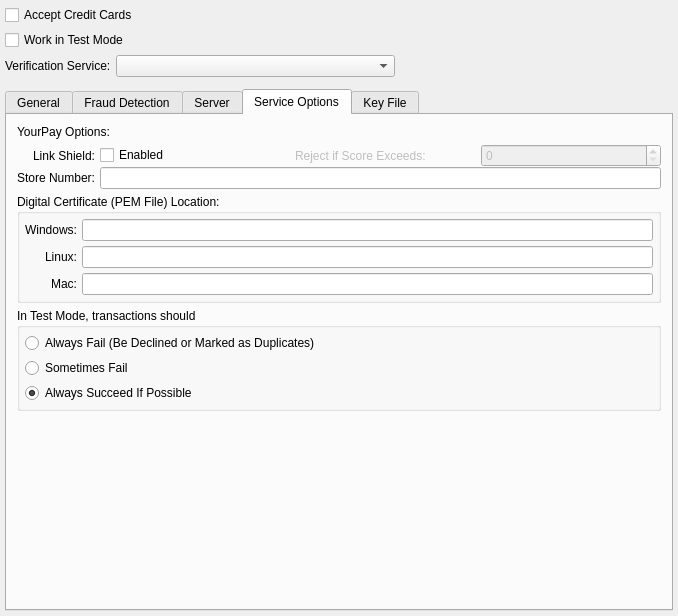
This is guiclient/configureCC.ui in Pegasus-RPG/xtuple-client as Qt 5 draws it before an edit. The edited form follows.
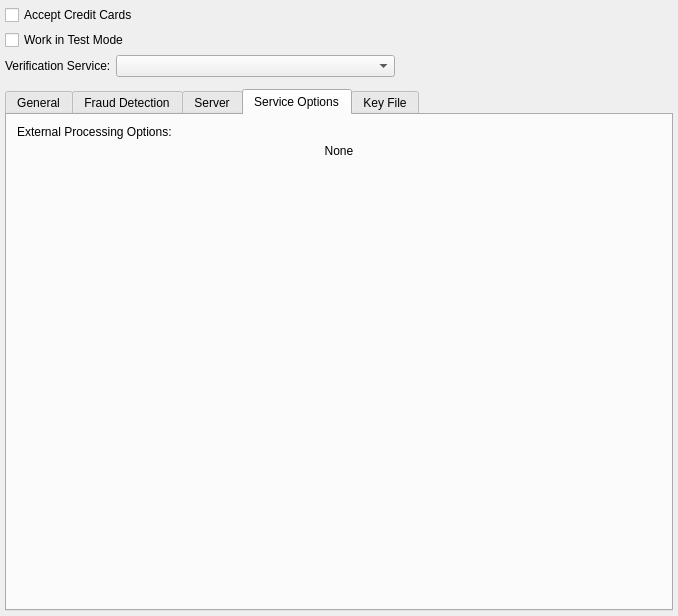
This is the edited form. The open tabs and pages were chosen to show the change. Custom widgets are drawn as their Qt base class.

The edit to the form file:
```diff
--- a/guiclient/configureCC.ui
+++ b/guiclient/configureCC.ui
@@ -852,220 +852,6 @@
            <property name="currentIndex">
             <number>0</number>
            </property>
-           <widget class="QWidget" name="_yourPayStack">
-            <layout class="QVBoxLayout">
-             <item>
-              <widget class="QLabel" name="_ccYPLit">
-               <property name="text">
-                <string>YourPay Options:</string>
-               </property>
-              </widget>
-             </item>
-             <item>
-              <layout class="QHBoxLayout">
-               <property name="spacing">
-                <number>5</number>
-               </property>
-               <item>
-                <layout class="QVBoxLayout">
-                 <property name="spacing">
-                  <number>0</number>
-                 </property>
-                 <item>
-                  <widget class="QLabel" name="_ccYPLinkShieldLit">
-                   <property name="enabled">
-                    <bool>true</bool>
-                   </property>
-                   <property name="text">
-                    <string>Link Shield:</string>
-                   </property>
-                   <property name="alignment">
-                    <set>Qt::AlignRight|Qt::AlignTrailing|Qt::AlignVCenter</set>
-                   </property>
-                  </widget>
-                 </item>
-                 <item>
-                  <widget class="QLabel" name="_ccYPStoreNumLit">
-                   <property name="text">
-                    <string>Store Number:</string>
-                   </property>
-                   <property name="alignment">
-                    <set>Qt::AlignRight|Qt::AlignTrailing|Qt::AlignVCenter</set>
-                   </property>
-                  </widget>
-                 </item>
-                </layout>
-               </item>
-               <item>
-                <layout class="QVBoxLayout">
-                 <property name="spacing">
-                  <number>0</number>
-                 </property>
-                 <item>
-                  <layout class="QHBoxLayout">
-                   <item>
-                    <widget class="QCheckBox" name="_ccYPLinkShield">
-                     <property name="text">
-                      <string>Enabled</string>
-                     </property>
-                    </widget>
-                   </item>
-                   <item>
-                    <spacer>
-                     <property name="orientation">
-                      <enum>Qt::Horizontal</enum>
-                     </property>
-                     <property name="sizeType">
-                      <enum>QSizePolicy::Fixed</enum>
-                     </property>
-                     <property name="sizeHint" stdset="0">
-                      <size>
-                       <width>10</width>
-                       <height>20</height>
-                      </size>
-                     </property>
-                    </spacer>
-                   </item>
-                   <item>
-                    <widget class="QLabel" name="_ccYPLinkShieldMaxLit">
-                     <property name="enabled">
-                      <bool>false</bool>
-                     </property>
-                     <property name="text">
-                      <string>Reject if Score Exceeds:</string>
-                     </property>
-                    </widget>
-                   </item>
-                   <item>
-                    <widget class="QSpinBox" name="_ccYPLinkShieldMax">
-                     <property name="enabled">
-                      <bool>false</bool>
-                     </property>
-                     <property name="maximum">
-                      <number>100</number>
-                     </property>
-                    </widget>
-                   </item>
-                  </layout>
-                 </item>
-                 <item>
-                  <widget class="QLineEdit" name="_ccYPStoreNum"/>
-                 </item>
-                </layout>
-               </item>
-              </layout>
-             </item>
-             <item>
-              <widget class="QGroupBox" name="_certificateGroup">
-               <property name="title">
-                <string>Digital Certificate (PEM File) Location:</string>
-               </property>
-               <layout class="QGridLayout">
-                <item row="0" column="0">
-                 <widget class="QLabel" name="_ccYPWinPathPEMLit">
-                  <property name="text">
-                   <string>Windows:</string>
-                  </property>
-                  <property name="alignment">
-                   <set>Qt::AlignRight|Qt::AlignTrailing|Qt::AlignVCenter</set>
-                  </property>
-                 </widget>
-                </item>
-                <item row="0" column="1">
-                 <widget class="QLineEdit" name="_ccYPWinPathPEM"/>
-                </item>
-                <item row="1" column="0">
-                 <widget class="QLabel" name="_ccYPLinPathPEMLit">
-                  <property name="text">
-                   <string>Linux:</string>
-                  </property>
-                  <property name="alignment">
-                   <set>Qt::AlignRight|Qt::AlignTrailing|Qt::AlignVCenter</set>
-                  </property>
-                 </widget>
-                </item>
-                <item row="1" column="1">
-                 <widget class="QLineEdit" name="_ccYPLinPathPEM"/>
-                </item>
-                <item row="2" column="0">
-                 <widget class="QLabel" name="_ccYPMacPathPEMLit">
-                  <property name="text">
-                   <string>Mac:</string>
-                  </property>
-                  <property name="alignment">
-                   <set>Qt::AlignRight|Qt::AlignTrailing|Qt::AlignVCenter</set>
-                  </property>
-                 </widget>
-                </item>
-                <item row="2" column="1">
-                 <widget class="QLineEdit" name="_ccYPMacPathPEM"/>
-                </item>
-               </layout>
-              </widget>
-             </item>
-             <item>
-              <widget class="QGroupBox" name="_testResultsGroup">
-               <property name="title">
-                <string>In Test Mode, transactions should</string>
-               </property>
-               <layout class="QVBoxLayout">
-                <item>
-                 <widget class="QRadioButton" name="_testsAllFail">
-                  <property name="toolTip">
-                   <string>&lt;html&gt;&lt;head&gt;&lt;meta name=&quot;qrichtext&quot; content=&quot;1&quot; /&gt;&lt;style type=&quot;text/css&quot;&gt;
-p, li { white-space: pre-wrap; }
-&lt;/style&gt;&lt;/head&gt;&lt;body style=&quot; font-family:'Lucida Grande'; font-size:13pt; font-weight:400; font-style:normal;&quot;&gt;
-&lt;p style=&quot; margin-top:0px; margin-bottom:0px; margin-left:0px; margin-right:0px; -qt-block-indent:0; text-indent:0px;&quot;&gt;tooltip&lt;/p&gt;&lt;/body&gt;&lt;/html&gt;</string>
-                  </property>
-                  <property name="whatsThis">
-                   <string>&lt;html&gt;&lt;head&gt;&lt;meta name=&quot;qrichtext&quot; content=&quot;1&quot; /&gt;&lt;style type=&quot;text/css&quot;&gt;
-p, li { white-space: pre-wrap; }
-&lt;/style&gt;&lt;/head&gt;&lt;body style=&quot; font-family:'Lucida Grande'; font-size:13pt; font-weight:400; font-style:normal;&quot;&gt;
-&lt;p style=&quot; margin-top:0px; margin-bottom:0px; margin-left:0px; margin-right:0px; -qt-block-indent:0; text-indent:0px;&quot;&gt;whatsthis&lt;/p&gt;&lt;/body&gt;&lt;/html&gt;</string>
-                  </property>
-                  <property name="text">
-                   <string>Always Fail (Be Declined or Marked as Duplicates)</string>
-                  </property>
-                 </widget>
-                </item>
-                <item>
-                 <widget class="QRadioButton" name="_testsSomeFail">
-                  <property name="text">
-                   <string>Sometimes Fail</string>
-                  </property>
-                 </widget>
-                </item>
-                <item>
-                 <widget class="QRadioButton" name="_testsAllPass">
-                  <property name="text">
-                   <string>Always Succeed If Possible</string>
-                  </property>
-                  <property name="checked">
-                   <bool>true</bool>
-                  </property>
-                 </widget>
-                </item>
-               </layout>
-              </widget>
-             </item>
-             <item>
-              <spacer>
-               <property name="orientation">
-                <enum>Qt::Vertical</enum>
-               </property>
-               <property name="sizeType">
-                <enum>QSizePolicy::Expanding</enum>
-               </property>
-               <property name="sizeHint" stdset="0">
-                <size>
-                 <width>20</width>
-                 <height>0</height>
-                </size>
-               </property>
-              </spacer>
-             </item>
-            </layout>
-           </widget>
            <widget class="QWidget" name="_externalStack">
             <layout class="QVBoxLayout">
              <item>
```
Left out of the diff: 2 changed lines with no effect on the pictures.
